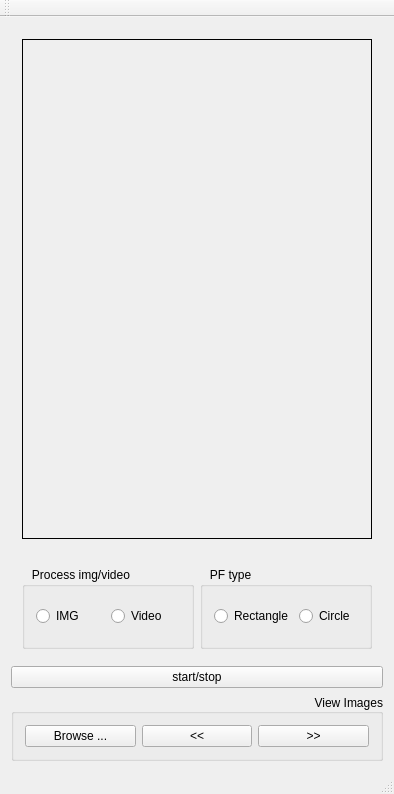
First picture: the form in forms/mainwindow.ui, repository Boazrciasn/RDFramework, before the edit.
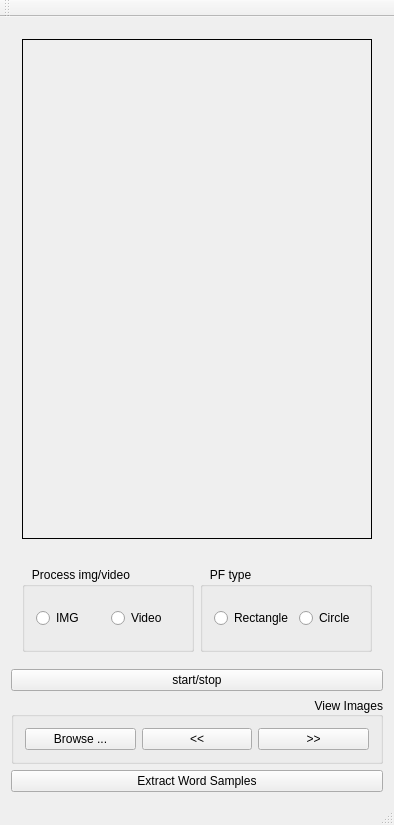
Second picture: the form after the edit.

Commit message: word extraction

Diff of the .ui file:
```diff
--- a/forms/mainwindow.ui
+++ b/forms/mainwindow.ui
@@ -7,7 +7,7 @@
     <x>0</x>
     <y>0</y>
     <width>394</width>
-    <height>794</height>
+    <height>825</height>
    </rect>
   </property>
   <property name="windowTitle">
@@ -162,6 +162,13 @@
       </layout>
      </widget>
     </item>
+    <item>
+     <widget class="QPushButton" name="extractWords">
+      <property name="text">
+       <string>Extract Word Samples</string>
+      </property>
+     </widget>
+    </item>
    </layout>
   </widget>
   <widget class="QMenuBar" name="menuBar">
```
The commit also changes 4 other files.
